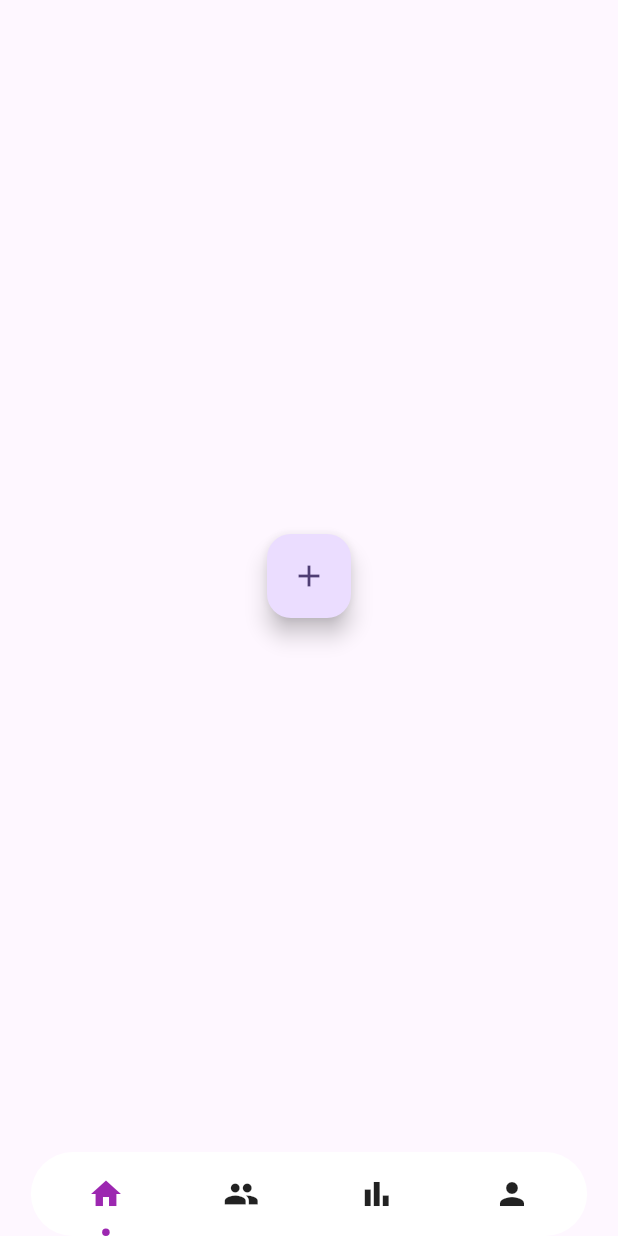
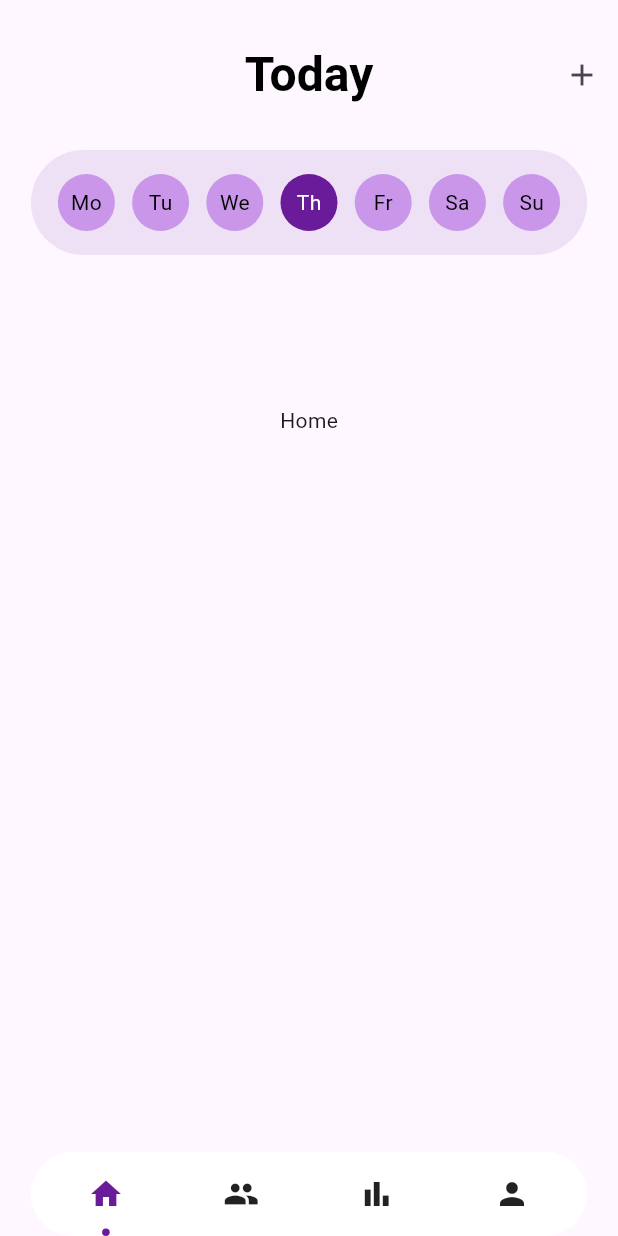
Before and after one commit to Lesetja-Malapane/progress-pals, a Flutter app: the HomePage screen opened by its route, on a phone screen of 412 x 824 dp. Run offline on Flutter 3.47's test engine with Material 3 defaults, Android fonts, the phone set to English and light mode, and no system bars; drawn by our look-alikes of dot_navigation_bar; our stand-ins replace firebase_auth, firebase_core, flutter_svg, go_router, logger; missing offline and left inert: firebase_ui_auth; accounts and stored records are empty.

Commit message:
feat: implement HomeContent widget, update HomePage layout, and refactor HomeViewModel

```diff
--- a/lib/core/theme/app_colors.dart
+++ b/lib/core/theme/app_colors.dart
@@ -2,8 +2,8 @@ import 'package:flutter/material.dart';
 
 class AppColors {
   static const Color primary = Color(0xFF6A1B9A);
+  static const Color secondary = Color.fromARGB(255, 202, 150, 234);
   static const Color white = Colors.white;
   static const Color dark = Color.fromARGB(255, 61, 59, 59);
   static const Color grey = Colors.grey;
-
 }
--- a/lib/main.dart
+++ b/lib/main.dart
@@ -18,7 +18,7 @@ class MyApp extends StatelessWidget {
   @override
   Widget build(BuildContext context) {
     return MultiProvider(
-      providers: [ChangeNotifierProvider(create: (_) => HomeViewmodel())],
+      providers: [ChangeNotifierProvider(create: (_) => HomeViewModel())],
       child: MaterialApp.router(
         debugShowCheckedModeBanner: false,
         title: 'Progress Pals',
--- /dev/null
+++ b/lib/presentation/pages/home/home_content.dart
@@ -0,0 +1,67 @@
+import 'package:flutter/material.dart';
+import 'package:logger/web.dart';
+import 'package:progress_pals/core/theme/app_colors.dart';
+import 'package:progress_pals/presentation/viewmodels/home_viewmodel.dart';
+import 'package:progress_pals/presentation/widgets/date_bubble.dart';
+import 'package:provider/provider.dart';
+
+class HomeContent extends StatefulWidget {
+  const HomeContent({super.key});
+
+  @override
+  State<HomeContent> createState() => _HomeContentState();
+}
+
+class _HomeContentState extends State<HomeContent> {
+  @override
+  void initState() {
+    super.initState();
+  }
+
+  @override
+  Widget build(BuildContext context) {
+    final viewModel = Provider.of<HomeViewModel>(context);
+
+    return Scaffold(
+      appBar: AppBar(
+        toolbarHeight: 100,
+        title: const Text("Today", style: TextStyle(color: Colors.black, fontSize: 32, fontWeight: FontWeight.bold)),
+        centerTitle: true,
+        automaticallyImplyLeading: false,
+        actions: <Widget>[
+          IconButton(
+            icon: const Icon(Icons.add),
+            onPressed: () {
+              Logger().i("Add a habit");
+            },
+          ),
+        ],
+      ),
+      body: Column(
+        children: [
+          Container(
+            padding: const EdgeInsets.symmetric(vertical: 16, horizontal: 18),
+            width: MediaQuery.of(context).size.width * 0.9,
+            decoration: BoxDecoration(
+              color: AppColors.primary.withValues(alpha: 0.1),
+              borderRadius: BorderRadius.circular(180),
+            ),
+            child: Row(
+              mainAxisAlignment: MainAxisAlignment.spaceBetween,
+              children: List.generate(viewModel.weekDays.length, (index) {
+                return DateBubble(
+                  label: viewModel.weekDays[index],
+                  isSelected: index == viewModel.currentDayIndex,
+                );
+              }),
+            ),
+          ),
+          Padding(
+            padding: const EdgeInsets.all(100.0),
+            child: Center(child: Text("Home")),
+          ),
+        ],
+      ),
+    );
+  }
+}
--- a/lib/presentation/pages/home/home_page.dart
+++ b/lib/presentation/pages/home/home_page.dart
@@ -1,6 +1,7 @@
 import 'package:dot_navigation_bar/dot_navigation_bar.dart';
 import 'package:flutter/material.dart';
-import 'package:logger/web.dart';
+import 'package:progress_pals/core/theme/app_colors.dart';
+import 'package:progress_pals/presentation/pages/home/home_content.dart';
 import 'package:progress_pals/presentation/viewmodels/home_viewmodel.dart';
 import 'package:provider/provider.dart';
 
@@ -8,23 +9,15 @@ class HomePage extends StatelessWidget {
   const HomePage({super.key});
 
   static final List<Widget> _pages = [
-    SafeArea(
-      child: Center(
-        child: FloatingActionButton(
-          onPressed: () => Logger().i('add a habit'),
-          tooltip: 'Add a habit',
-          child: const Icon(Icons.add),
-        ),
-      ),
-    ),
-    const Center(child: Text("Manage Friends")),
-    const Center(child: Text('Analytics')),
-    const Center(child: Text('Profile')),
+    HomeContent(),
+    Scaffold(body: const Center(child: Text("Manage Friends"))),
+    Scaffold(body: const Center(child: Text('Analytics'))),
+    Scaffold(body: const Center(child: Text('Profile'))),
   ];
 
   @override
   Widget build(BuildContext context) {
-    final homeViewModel = Provider.of<HomeViewmodel>(context);
+    final homeViewModel = Provider.of<HomeViewModel>(context);
     return Scaffold(
       body: _pages[homeViewModel.selectedIndex],
       extendBody: true,
@@ -46,19 +39,19 @@ class HomePage extends StatelessWidget {
         items: [
           DotNavigationBarItem(
             icon: Icon(Icons.home),
-            selectedColor: Colors.purple,
+            selectedColor: AppColors.primary,
           ),
           DotNavigationBarItem(
             icon: Icon(Icons.people),
-            selectedColor: Colors.pink,
+            selectedColor: AppColors.primary,
           ),
           DotNavigationBarItem(
             icon: Icon(Icons.bar_chart),
-            selectedColor: Colors.orange,
+            selectedColor: AppColors.primary,
           ),
           DotNavigationBarItem(
             icon: Icon(Icons.person),
-            selectedColor: Colors.teal,
+            selectedColor: AppColors.primary,
           ),
         ],
       ),
--- a/lib/presentation/viewmodels/home_viewmodel.dart
+++ b/lib/presentation/viewmodels/home_viewmodel.dart
@@ -1,8 +1,27 @@
 import 'package:flutter/material.dart';
 
-class HomeViewmodel extends ChangeNotifier {
+class HomeViewModel extends ChangeNotifier {
   int _selectedIndex = 0;
   int get selectedIndex => _selectedIndex;
+
+  int _currentDayIndex = 0;
+  final List<String> _weekDays = ['Mo', 'Tu', 'We', 'Th', 'Fr', 'Sa', 'Su'];
+
+  List<String> get weekDays => _weekDays;
+  int get currentDayIndex => _currentDayIndex;
+
+  HomeViewModel() {
+    _init();
+  }
+
+    Future<void> _init() async {
+    _setupDate();
+  }
+
+  void _setupDate() {
+    _currentDayIndex = DateTime.now().weekday - 1;
+    notifyListeners();
+  }
 
   void setIndex(int index) {
     _selectedIndex = index;
--- /dev/null
+++ b/lib/presentation/widgets/date_bubble.dart
@@ -0,0 +1,33 @@
+import 'package:flutter/material.dart';
+import 'package:progress_pals/core/theme/app_colors.dart';
+
+class DateBubble extends StatelessWidget {
+  final String label;
+  final bool isSelected;
+
+  const DateBubble({
+    super.key,
+    required this.label,
+    required this.isSelected,
+  });
+
+  @override
+  Widget build(BuildContext context) {
+    return Container(
+      width: 38,
+      height: 38,
+      alignment: Alignment.center,
+      decoration: BoxDecoration(
+        color: isSelected ? AppColors.primary : AppColors.secondary,
+        shape: BoxShape.circle,
+      ),
+      child: Text(
+        label,
+        style: TextStyle(
+          color: isSelected ? Colors.white : Colors.black,
+          fontWeight: FontWeight.normal,
+        ),
+      ),
+    );
+  }
+}
```
